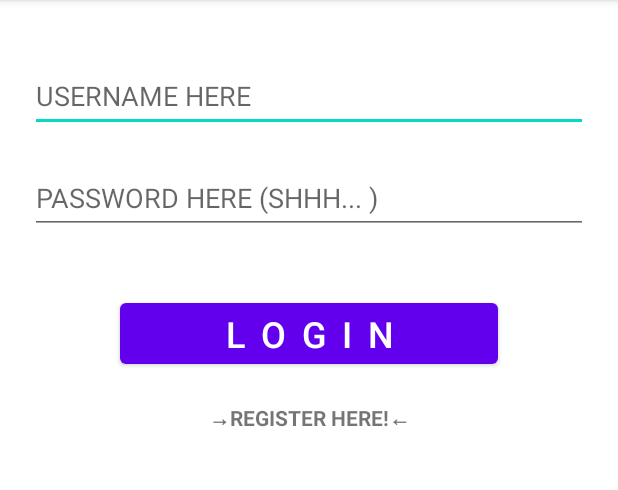
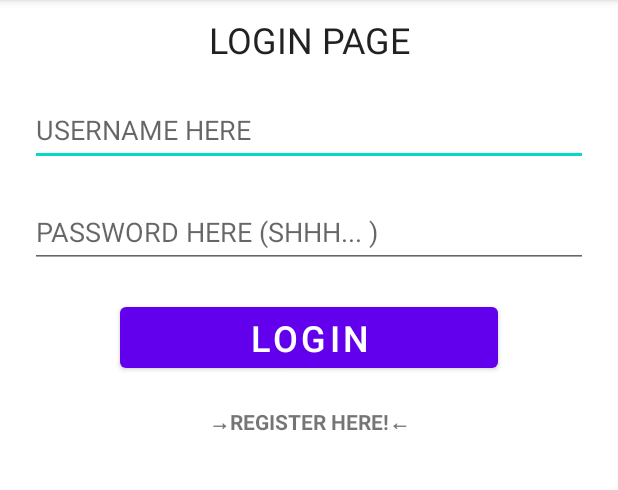
Before and after one commit to BobLynn/FinLis-2.0-App, an Android app: the screen it shows after launch (LoginActivity), on a phone screen of 412 x 824 dp, the part 84-574 px from its top. Run offline under Robolectric (Android 15) with nearby library versions, the phone set to English and light mode, and no system bars.

Commit message:
added SQLDatabaseHelper.java

```diff
--- a/app/src/main/java/com/example/finlis_20_app/LoginActivity.java
+++ b/app/src/main/java/com/example/finlis_20_app/LoginActivity.java
@@ -1,13 +1,60 @@
 package com.example.finlis_20_app;
 
+import androidx.appcompat.app.AlertDialog;
 import androidx.appcompat.app.AppCompatActivity;
+
+import android.content.Intent;
 import android.os.Bundle;
+import android.view.View;
+import android.widget.Button;
+import android.widget.EditText;
+import android.widget.TextView;
+import android.widget.Toast;
 
-public class LoginActivity extends AppCompatActivity {
+public class LoginActivity extends AppCompatActivity implements View.OnClickListener{
+
+    EditText loginUsername;
+    EditText loginPassword;
+    Button loginButton;
+    TextView tvToRegister;
 
     @Override
     protected void onCreate(Bundle savedInstanceState) {
         super.onCreate(savedInstanceState);
         setContentView(R.layout.activity_login);
+
+//        賬戶名和密碼
+        loginUsername = (EditText)findViewById(R.id.loginUsername);
+        loginPassword = (EditText)findViewById(R.id.loginPassword);
+
+//        登入按鈕
+        loginButton = (Button)findViewById(R.id.loginButton);
+        loginButton.setOnClickListener(this);
+
+//        註冊界面按鈕
+        tvToRegister = (TextView) findViewById(R.id.tvToRegister);
+        tvToRegister.setOnClickListener(this);
+    }
+
+//    按鈕效果副函式
+    @Override
+    public void onClick(View view) {
+        switch (view.getId()){
+
+            case R.id.loginButton:
+                if(loginUsername.getText().toString().equals("iclab") && loginPassword.getText().toString().equals("aa")){
+                          Toast.makeText(LoginActivity.this,"Login Successful!", Toast.LENGTH_SHORT).show();
+                          startActivity(new Intent(LoginActivity.this, MainActivity.class));
+                      }
+                else{
+                    Toast.makeText(LoginActivity.this,"Incorrect username or password!", Toast.LENGTH_SHORT).show();
+                }
+
+                break;
+
+            case R.id.tvToRegister:
+                startActivity(new Intent(this, RegisterActivity.class));
+                break;
+        }
     }
 }
--- a/app/src/main/res/drawable-v24/ic_launcher_foreground.xml
+++ b/app/src/main/res/drawable-v24/ic_launcher_foreground.xml
@@ -13,7 +13,7 @@
                 android:startY="49.59793"
                 android:type="linear">
                 <item
-                    android:color="#6501579B"
+                    android:color="#651D2429"
                     android:offset="0.0" />
                 <item
                     android:color="#00000000"
@@ -22,7 +22,7 @@
         </aapt:attr>
     </path>
     <path
-        android:fillColor="#4FC3F7"
+        android:fillColor="#DDF4FF"
         android:fillType="nonZero"
         android:pathData="M65.3,45.828l3.8,-6.6c0.2,-0.4 0.1,-0.9 -0.3,-1.1c-0.4,-0.2 -0.9,-0.1 -1.1,0.3l-3.9,6.7c-6.3,-2.8 -13.4,-2.8 -19.7,0l-3.9,-6.7c-0.2,-0.4 -0.7,-0.5 -1.1,-0.3C38.8,38.328 38.7,38.828 38.9,39.228l3.8,6.6C36.2,49.428 31.7,56.028 31,63.928h46C76.3,56.028 71.8,49.428 65.3,45.828zM43.4,57.328c-0.8,0 -1.5,-0.5 -1.8,-1.2c-0.3,-0.7 -0.1,-1.5 0.4,-2.1c0.5,-0.5 1.4,-0.7 2.1,-0.4c0.7,0.3 1.2,1 1.2,1.8C45.3,56.528 44.5,57.328 43.4,57.328L43.4,57.328zM64.6,57.328c-0.8,0 -1.5,-0.5 -1.8,-1.2s-0.1,-1.5 0.4,-2.1c0.5,-0.5 1.4,-0.7 2.1,-0.4c0.7,0.3 1.2,1 1.2,1.8C66.5,56.528 65.6,57.328 64.6,57.328L64.6,57.328z"
         android:strokeWidth="1"
--- a/app/src/main/res/drawable/ic_launcher_background.xml
+++ b/app/src/main/res/drawable/ic_launcher_background.xml
@@ -5,7 +5,7 @@
     android:viewportWidth="108"
     android:viewportHeight="108">
     <path
-        android:fillColor="#BA02A8D1"
+        android:fillColor="#BA72E3FF"
         android:pathData="M0,0h108v108h-108z" />
 <!--    <path-->
 <!--        android:fillColor="#00000000"-->
--- a/app/src/main/res/layout/activity_login.xml
+++ b/app/src/main/res/layout/activity_login.xml
@@ -7,12 +7,28 @@
     android:layout_height="match_parent"
     tools:context=".LoginActivity">
 
+    <TextView
+        android:id="@+id/loginTitle"
+        android:layout_width="0dp"
+        android:layout_height="wrap_content"
+        android:layout_marginStart="24dp"
+        android:layout_marginTop="10dp"
+        android:layout_marginEnd="24dp"
+        android:gravity="center"
+        android:text="LOGIN PAGE"
+        android:textAppearance="@style/TextAppearance.AppCompat.Large"
+        android:textSize="24sp"
+        app:layout_constraintEnd_toEndOf="parent"
+        app:layout_constraintHorizontal_bias="0.0"
+        app:layout_constraintStart_toStartOf="parent"
+        app:layout_constraintTop_toTopOf="parent" />
+
     <EditText
         android:id="@+id/loginUsername"
         android:layout_width="0dp"
         android:layout_height="wrap_content"
         android:layout_marginStart="20dp"
-        android:layout_marginTop="40dp"
+        android:layout_marginTop="20dp"
         android:layout_marginEnd="20dp"
         android:ems="10"
         android:hint="USERNAME HERE"
@@ -20,7 +36,7 @@
         android:minHeight="48dp"
         app:layout_constraintEnd_toEndOf="parent"
         app:layout_constraintStart_toStartOf="parent"
-        app:layout_constraintTop_toTopOf="parent" />
+        app:layout_constraintTop_toBottomOf="@+id/loginTitle" />
 
     <EditText
         android:id="@+id/loginPassword"
@@ -42,9 +58,9 @@
         android:layout_width="0dp"
         android:layout_height="wrap_content"
         android:layout_marginStart="80dp"
-        android:layout_marginTop="40dp"
+        android:layout_marginTop="20dp"
         android:layout_marginEnd="80dp"
-        android:text="l o g i n"
+        android:text="login"
         android:textSize="24dp"
         app:layout_constraintEnd_toEndOf="parent"
         app:layout_constraintStart_toStartOf="parent"
@@ -54,10 +70,12 @@
         android:id="@+id/tvToRegister"
         android:layout_width="0dp"
         android:layout_height="wrap_content"
+        android:layout_marginStart="32dp"
         android:layout_marginTop="20dp"
+        android:layout_marginEnd="32dp"
+        android:gravity="center"
         android:text="→REGISTER HERE!←"
         android:textStyle="bold"
-        android:gravity="center"
         app:layout_constraintEnd_toEndOf="parent"
         app:layout_constraintHorizontal_bias="1.0"
         app:layout_constraintStart_toStartOf="parent"
```
Also changed, not shown: app/src/main/java/com/example/finlis_20_app/MainActivity.java (+17 -1 lines), app/src/main/java/com/example/finlis_20_app/RegisterActivity.java (+20 -1 lines), app/src/main/java/com/example/finlis_20_app/SQLDatabaseHelper.java (added, +33 -0 lines), app/src/main/res/layout/activity_main.xml (+18 -1 lines), app/src/main/res/layout/activity_register.xml (+22 -4 lines).
